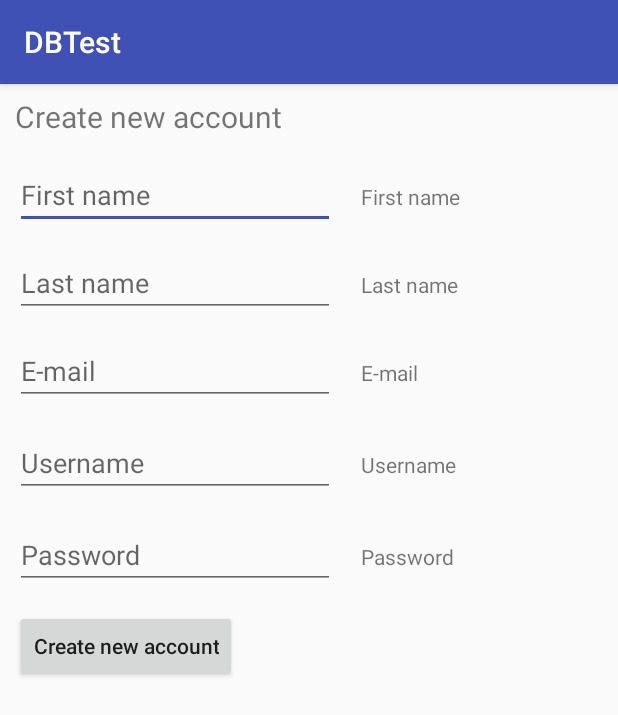
After one commit to janstarc/AttendanceApp, an Android app: the registration screen opened directly, with no data from a screen before it, on a phone screen of 412 x 824 dp. The commit adds this screen. Shown: the top 715 px of the screen. Run offline under Robolectric (Android 15) with nearby library versions, the phone set to English and light mode, and no system bars; our stand-ins replace Volley; network calls fail.

Commit message:
All functionalities work. Registration, regToCourse added

```diff
--- a/app/src/main/AndroidManifest.xml
+++ b/app/src/main/AndroidManifest.xml
@@ -45,6 +45,8 @@
 
         <activity android:name=".checkIn"/>
         <activity android:name=".attendanceCheck"/>
+        <activity android:name=".registerToCourse"/>
+        <activity android:name=".registration"/>
     </application>
 
 </manifest>
--- /dev/null
+++ b/app/src/main/java/com/jan/dbtest/registration.java
@@ -0,0 +1,160 @@
+package com.jan.dbtest;
+
+import android.app.ProgressDialog;
+import android.content.Context;
+import android.content.Intent;
+import android.content.SharedPreferences;
+import android.os.Bundle;
+import android.support.annotation.Nullable;
+import android.support.v7.app.AppCompatActivity;
+import android.util.Log;
+import android.view.View;
+import android.widget.Button;
+import android.widget.EditText;
+import android.widget.Toast;
+import com.android.volley.Request;
+import com.android.volley.RequestQueue;
+import com.android.volley.Response;
+import com.android.volley.VolleyError;
+import com.android.volley.toolbox.StringRequest;
+import com.android.volley.toolbox.Volley;
+
+import java.util.HashMap;
+import java.util.Map;
+
+
+public class registration extends AppCompatActivity {
+
+
+    private Context context = this;
+
+    private EditText firstNameET;
+    private EditText lastNameET;
+    private EditText emailET;
+    private EditText usernameET;
+    private EditText passwordET;
+    private Button createNewAccount;
+
+    // SharedPreferences
+    private SharedPreferences.Editor editor;
+    private SharedPreferences prefs;
+    private static final String MY_PREFS_FILE = "MyPrefsFile";
+
+
+    @Override
+    protected void onCreate(@Nullable Bundle savedInstanceState) {
+        super.onCreate(savedInstanceState);
+        setContentView(R.layout.registration);
+
+        firstNameET= (EditText) findViewById(R.id.firstname);
+        lastNameET = (EditText) findViewById(R.id.lastname);
+        emailET = (EditText) findViewById(R.id.email);
+        usernameET = (EditText) findViewById(R.id.username);
+        passwordET = (EditText) findViewById(R.id.password);
+        prefs = getSharedPreferences(MY_PREFS_FILE, MODE_PRIVATE);
+        editor = getSharedPreferences(MY_PREFS_FILE, MODE_PRIVATE).edit();
+
+        createNewAccount = (Button) findViewById(R.id.createNewAccount);
+        createNewAccount.setOnClickListener(new View.OnClickListener() {
+            @Override
+            public void onClick(View v) {
+
+                String fn = firstNameET.getText().toString();
+                String ln = lastNameET.getText().toString();
+                String em = emailET.getText().toString();
+                String un = usernameET.getText().toString();
+                String pw = passwordET.getText().toString();
+
+                if(!fn.equals("") && !ln.equals("") && !em.equals("") && !un.equals("") && !pw.equals("")){
+                    createAccount(fn, ln, em, un, pw);
+                } else {
+                    Toast.makeText(registration.this, "All fields are required!", Toast.LENGTH_LONG).show();
+                }
+            }
+        });
+    }
+
+    public void createAccount(final String firstname, final String lastname, final String email, final String username, final String password){
+
+        // Creating Volley RequestQueue
+        RequestQueue requestQueue;
+
+        // Creating Progress dialog
+        final ProgressDialog progressDialog;
+
+        // Storing server url into String variable.
+        String HttpUrl = "https://attendance-system-server-js5898.c9users.io/AndroidScripts/registrationAndroid.php";
+
+        // Creating Volley newRequestQueue
+        requestQueue = Volley.newRequestQueue(registration.this);
+        progressDialog = new ProgressDialog(registration.this);
+
+        // Showing progress dialog at user registration time
+        progressDialog.setMessage("Please wait, registering you to course");
+        progressDialog.show();
+
+        // Creating string request with post method
+        StringRequest stringRequest = new StringRequest(Request.Method.POST, HttpUrl,
+                new Response.Listener<String>() {
+                    @Override
+                    public void onResponse(String ServerResponse) {
+
+                        // Hiding the progress dialog after all task complete
+                        progressDialog.dismiss();
+
+                        // Showing response message coming from server
+                        //Toast.makeText(attendanceCheck.this, ServerResponse, Toast.LENGTH_LONG).show();
+                        Log.d("responseMessage", "Response: " + ServerResponse);
+
+
+                        if(ServerResponse.equals("0")){
+                            Toast.makeText(registration.this, "Your account was created successfully!", Toast.LENGTH_LONG).show();
+                            editor.putString("username", username);
+                            editor.putString("password", password);
+                            editor.apply();
+                            Intent intent = new Intent(context, LoginActivity.class);
+                            context.startActivity(intent);
+
+                        } else if (ServerResponse.equals("1")){
+                            Toast.makeText(registration.this, "Username '" + username + "' already exists. Please choose another username", Toast.LENGTH_LONG).show();
+                        } else {
+                            Toast.makeText(registration.this, ServerResponse, Toast.LENGTH_LONG).show();
+                        }
+                    }
+                },
+                new Response.ErrorListener() {
+                    @Override
+                    public void onErrorResponse(VolleyError volleyError) {
+
+                        // Hiding the progress dialog after all task complete.
+                        progressDialog.dismiss();
+                        Toast.makeText(registration.this, volleyError.toString(), Toast.LENGTH_LONG).show();
+                        Log.d("responseMessage", "ERROR: " + volleyError.toString());
+                    }
+                })
+
+        {
+            // Parameters for the hash map --> The ones read by PHP script
+            @Override
+            protected Map<String, String> getParams() {
+
+                // Creating Map String Params.
+                Map<String, String> params = new HashMap<>();
+
+                // Adding All values to Params.
+                params.put("firstname", firstname);
+                params.put("lastname", lastname);
+                params.put("email", email);
+                params.put("username", username);
+                params.put("password", password);
+
+                return params;
+            }
+
+        };
+
+        // Adding the StringRequest object into requestQueue.
+        requestQueue.add(stringRequest);
+    }
+
+}
--- /dev/null
+++ b/app/src/main/res/layout/registration.xml
@@ -0,0 +1,146 @@
+<?xml version="1.0" encoding="utf-8"?>
+<RelativeLayout xmlns:android="http://schemas.android.com/apk/res/android"
+    android:layout_width="match_parent" android:layout_height="match_parent">
+
+
+    <TextView
+        android:layout_width="wrap_content"
+        android:layout_height="wrap_content"
+        android:layout_alignParentLeft="true"
+        android:layout_alignParentStart="true"
+        android:layout_alignParentTop="true"
+        android:layout_marginLeft="10dp"
+        android:layout_marginStart="10dp"
+        android:layout_marginTop="8dp"
+        android:text="@string/create_new_account"
+        android:textSize="20sp"
+        android:id="@+id/textView7" />
+
+    <EditText
+        android:id="@+id/firstname"
+        android:layout_width="wrap_content"
+        android:layout_height="wrap_content"
+        android:layout_alignLeft="@+id/textView7"
+        android:layout_alignStart="@+id/textView7"
+        android:layout_below="@+id/textView7"
+        android:layout_marginTop="16dp"
+        android:ems="10"
+        android:inputType="textCapWords"
+        android:hint="@string/first_name"
+        />
+
+    <EditText
+        android:id="@+id/lastname"
+        android:layout_width="wrap_content"
+        android:layout_height="wrap_content"
+        android:layout_alignLeft="@+id/firstname"
+        android:layout_alignStart="@+id/firstname"
+        android:layout_below="@+id/firstname"
+        android:layout_marginTop="13dp"
+        android:ems="10"
+        android:inputType="textCapWords"
+        android:hint="@string/last_name"
+
+        />
+
+    <EditText
+        android:id="@+id/email"
+        android:layout_width="wrap_content"
+        android:layout_height="wrap_content"
+        android:layout_alignLeft="@+id/lastname"
+        android:layout_alignStart="@+id/lastname"
+        android:layout_below="@+id/lastname"
+        android:layout_marginTop="13dp"
+        android:ems="10"
+        android:hint="@string/e_mail"
+        android:inputType="textEmailAddress" />
+
+    <EditText
+        android:id="@+id/username"
+        android:layout_width="wrap_content"
+        android:layout_height="wrap_content"
+        android:layout_alignLeft="@+id/email"
+        android:layout_alignStart="@+id/email"
+        android:layout_below="@+id/email"
+        android:layout_marginTop="16dp"
+        android:ems="10"
+        android:hint="@string/username"
+        android:inputType="textPersonName" />
+
+    <EditText
+        android:id="@+id/password"
+        android:layout_width="wrap_content"
+        android:layout_height="wrap_content"
+        android:layout_alignLeft="@+id/username"
+        android:layout_alignStart="@+id/username"
+        android:layout_below="@+id/username"
+        android:layout_marginTop="16dp"
+        android:ems="10"
+        android:hint="@string/password"
+        android:inputType="textPassword" />
+
+    <TextView
+        android:id="@+id/textView6"
+        android:layout_width="wrap_content"
+        android:layout_height="wrap_content"
+        android:layout_alignBaseline="@+id/firstname"
+        android:layout_alignBottom="@+id/firstname"
+        android:layout_marginLeft="17dp"
+        android:layout_marginStart="17dp"
+        android:layout_toEndOf="@+id/firstname"
+        android:layout_toRightOf="@+id/firstname"
+        android:text="@string/first_name" />
+
+    <TextView
+        android:id="@+id/textView8"
+        android:layout_width="wrap_content"
+        android:layout_height="wrap_content"
+        android:layout_alignBaseline="@+id/lastname"
+        android:layout_alignBottom="@+id/lastname"
+        android:layout_alignLeft="@+id/textView6"
+        android:layout_alignStart="@+id/textView6"
+        android:text="@string/last_name" />
+
+    <TextView
+        android:id="@+id/textView9"
+        android:layout_width="wrap_content"
+        android:layout_height="wrap_content"
+        android:layout_alignBaseline="@+id/email"
+        android:layout_alignBottom="@+id/email"
+        android:layout_alignLeft="@+id/textView8"
+        android:layout_alignStart="@+id/textView8"
+        android:text="@string/e_mail" />
+
+    <TextView
+        android:id="@+id/textView10"
+        android:layout_width="wrap_content"
+        android:layout_height="wrap_content"
+        android:layout_alignBaseline="@+id/username"
+        android:layout_alignBottom="@+id/username"
+        android:layout_alignLeft="@+id/textView9"
+        android:layout_alignStart="@+id/textView9"
+        android:text="@string/username" />
+
+    <TextView
+        android:id="@+id/textView11"
+        android:layout_width="wrap_content"
+        android:layout_height="wrap_content"
+        android:layout_alignBaseline="@+id/password"
+        android:layout_alignBottom="@+id/password"
+        android:layout_alignLeft="@+id/textView10"
+        android:layout_alignStart="@+id/textView10"
+        android:text="@string/password" />
+
+    <Button
+        android:id="@+id/createNewAccount"
+        android:layout_width="wrap_content"
+        android:layout_height="wrap_content"
+        android:layout_alignLeft="@+id/password"
+        android:layout_alignStart="@+id/password"
+        android:layout_below="@+id/password"
+        android:layout_marginTop="14dp"
+        android:text="@string/create_new_account"
+        android:textAllCaps="false" />
+
+
+</RelativeLayout>
--- a/app/src/main/res/values/strings.xml
+++ b/app/src/main/res/values/strings.xml
@@ -19,7 +19,17 @@
     <string name="authentication">Authentication:</string>
     <string name="lesson_code">Lesson code:</string>
     <string name="location2">Location:</string>
-    <string name="attendnce_check">Attendnce check</string>
+    <string name="attendnce_check">Attendance check</string>
     <string name="get_courses_from_server">TEST: Get courses from server</string>
     <string name="load_lessons">Load lessons</string>
+    <string name="check_your_lesson_attendance">Check your lesson attendance</string>
+    <string name="register_to_course">Register to course</string>
+    <string name="enter_course_id">Enter course ID</string>
+    <string name="create_new_account">Create new account</string>
+    <string name="first_name">First name</string>
+    <string name="last_name">Last name</string>
+    <string name="e_mail">E-mail</string>
+    <string name="username">Username</string>
+    <string name="password">Password</string>
+    <string name="register">Registration</string>
 </resources>
```
Also changed, not shown: app/src/main/java/com/jan/dbtest/MainActivity.java (+20 -0 lines), app/src/main/java/com/jan/dbtest/attendanceCheck.java (+40 -25 lines), app/src/main/java/com/jan/dbtest/checkIn.java (+16 -5 lines), app/src/main/java/com/jan/dbtest/registerToCourse.java (added, +149 -0 lines), app/src/main/res/layout/activity_main.xml (+15 -0 lines), app/src/main/res/layout/attendance_check.xml (+28 -13 lines), app/src/main/res/layout/register_to_course.xml (added, +41 -0 lines).
